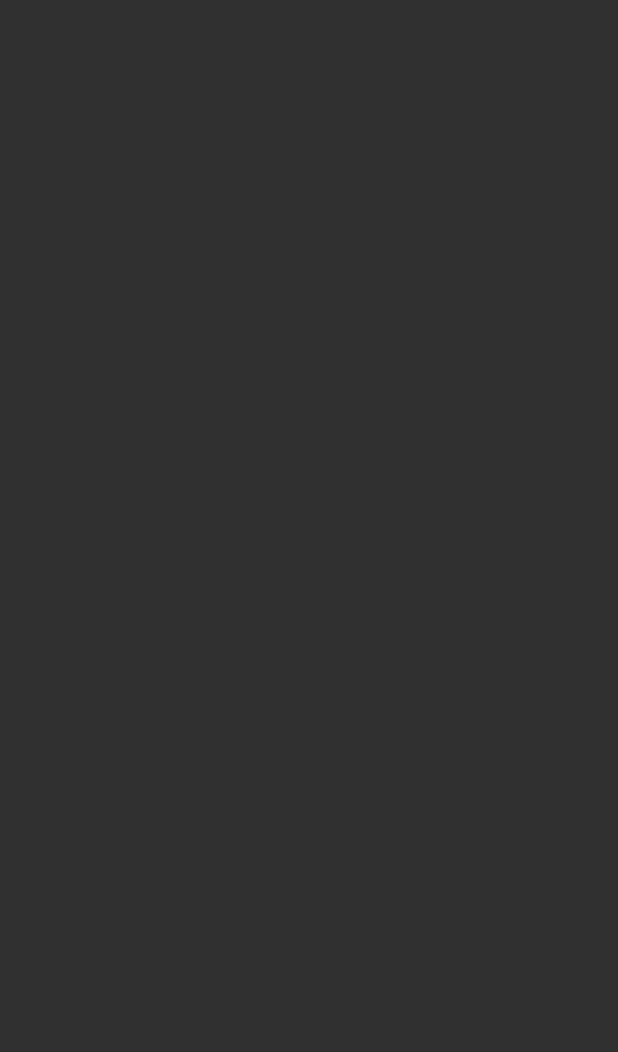
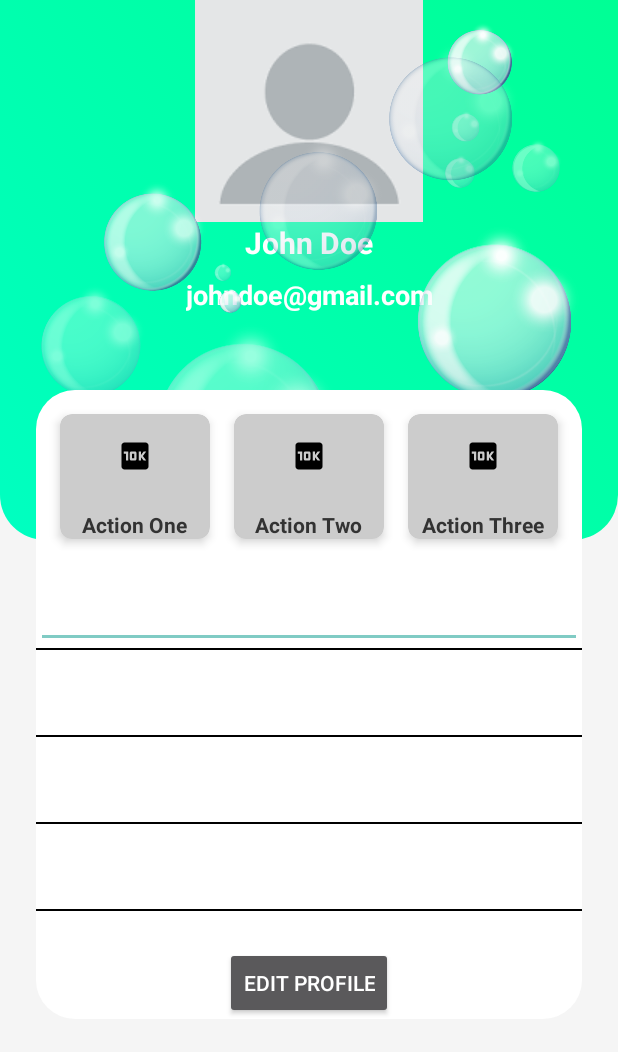
Before and after one commit to rachel648/user_profile, an Android app: the screen it shows after launch (MainActivity), on a phone screen of 412 x 824 dp. Before the commit the part shown is empty. Shown: the top 1052 px of the screen. Run offline under Robolectric (Android 15) with nearby library versions, the phone set to English and light mode, and no system bars.

Commit message:
overlap sucess

```diff
--- a/app/src/main/java/com/example/myapplication/MainActivity.java
+++ b/app/src/main/java/com/example/myapplication/MainActivity.java
@@ -1,20 +1,13 @@
 package com.example.myapplication;
 
 import android.os.Bundle;
-
-import androidx.activity.EdgeToEdge;
 import androidx.appcompat.app.AppCompatActivity;
-import androidx.core.graphics.Insets;
-import androidx.core.view.ViewCompat;
-import androidx.core.view.WindowInsetsCompat;
 
 public class MainActivity extends AppCompatActivity {
 
     @Override
     protected void onCreate(Bundle savedInstanceState) {
         super.onCreate(savedInstanceState);
+        setContentView(R.layout.activity_main); // Set the layout for this activity
     }
-//
-
-
 }
--- a/app/src/main/res/layout/activity_main.xml
+++ b/app/src/main/res/layout/activity_main.xml
@@ -8,17 +8,10 @@
     android:background="@color/white"
     tools:context=".MainActivity">
 
-    <androidx.constraintlayout.widget.ConstraintLayout
+    <ScrollView
         android:layout_width="match_parent"
         android:layout_height="match_parent"
         android:background="#f5f5f5">
-
-        <ScrollView
-            android:layout_width="match_parent"
-            android:layout_height="match_parent"
-            android:background="#f5f5f5"
-            tools:layout_editor_absoluteX="-91dp"
-            tools:layout_editor_absoluteY="-104dp">
 
         <LinearLayout
             android:layout_width="match_parent"
@@ -27,7 +20,7 @@
 
             <androidx.constraintlayout.widget.ConstraintLayout
                 android:layout_width="match_parent"
-                    android:layout_height="match_parent">
+                android:layout_height="wrap_content">
 
                 <androidx.constraintlayout.widget.ConstraintLayout
                     android:id="@+id/top"
@@ -35,7 +28,6 @@
                     android:layout_height="360dp"
                     android:background="@drawable/top_background"
                     app:layout_constraintEnd_toEndOf="parent"
-                        app:layout_constraintHorizontal_bias="1.0"
                     app:layout_constraintStart_toStartOf="parent"
                     app:layout_constraintTop_toTopOf="parent">
 
@@ -83,19 +75,18 @@
                         app:layout_constraintTop_toTopOf="parent"
                         app:srcCompat="@drawable/hello" />
 
+                </androidx.constraintlayout.widget.ConstraintLayout>
+            </androidx.constraintlayout.widget.ConstraintLayout>
+
             <LinearLayout
                 android:id="@+id/bottom"
                 android:layout_width="match_parent"
-                            android:layout_height="400dp"
+                android:layout_height="wrap_content"
                 android:layout_marginStart="24dp"
                 android:layout_marginTop="-100dp"
                 android:layout_marginEnd="24dp"
                 android:background="@drawable/white_background"
-                            android:orientation="vertical"
-                            app:layout_constraintEnd_toEndOf="parent"
-                            app:layout_constraintHorizontal_bias="0.0"
-                            app:layout_constraintStart_toStartOf="parent"
-                            app:layout_constraintTop_toBottomOf="@+id/top">
+                android:orientation="vertical">
 
                 <!-- Icons added here -->
                 <LinearLayout
@@ -205,13 +196,75 @@
                                 android:textSize="14sp"
                                 android:textStyle="bold" />
                         </LinearLayout>
-
                     </androidx.cardview.widget.CardView>
                 </LinearLayout>
+
+                <!-- Adding text boxes, lines, and button -->
+                <EditText
+                    android:id="@+id/textBox1"
+                    android:layout_width="match_parent"
+                    android:layout_height="wrap_content"
+                    android:layout_marginTop="16dp"
+                    android:hint="Password"
+                    android:padding="8dp"
+                    android:textColor="@color/black"/>
+
+                <View
+                    android:layout_width="match_parent"
+                    android:layout_height="1dp"
+                    android:background="#000000" />
+
+                <EditText
+                    android:id="@+id/textBox2"
+                    android:layout_width="match_parent"
+                    android:layout_height="wrap_content"
+                    android:layout_marginTop="16dp"
+                    android:hint="Telephone"
+                    android:padding="8dp"
+                    android:textColor="@color/black"/>
+
+                <View
+                    android:layout_width="match_parent"
+                    android:layout_height="1dp"
+                    android:background="#000000" />
+
+                <EditText
+                    android:id="@+id/textBox3"
+                    android:layout_width="match_parent"
+                    android:layout_height="wrap_content"
+                    android:layout_marginTop="16dp"
+                    android:hint="Address"
+                    android:padding="8dp"
+                    android:textColor="@color/black"/>
+
+                <View
+                    android:layout_width="match_parent"
+                    android:layout_height="1dp"
+                    android:background="#000000" />
+
+                <EditText
+                    android:id="@+id/textBox4"
+                    android:layout_width="match_parent"
+                    android:layout_height="wrap_content"
+                    android:layout_marginTop="16dp"
+                    android:hint="Location"
+                    android:textColor="@color/black"
+                    android:padding="8dp" />
+
+                <View
+                    android:layout_width="match_parent"
+                    android:layout_height="1dp"
+                    android:background="#000000" />
+
+                <Button
+                    android:id="@+id/submitButton"
+                    android:layout_width="wrap_content"
+                    android:layout_height="wrap_content"
+                    android:layout_gravity="center"
+                    android:layout_marginTop="24dp"
+                    android:text="Edit Profile" />
+
             </LinearLayout>
-                    </androidx.constraintlayout.widget.ConstraintLayout>
-                </androidx.constraintlayout.widget.ConstraintLayout>
         </LinearLayout>
     </ScrollView>
 </androidx.constraintlayout.widget.ConstraintLayout>
-</androidx.constraintlayout.widget.ConstraintLayout>
```
Lines whose indentation alone changed are shown as unchanged.
